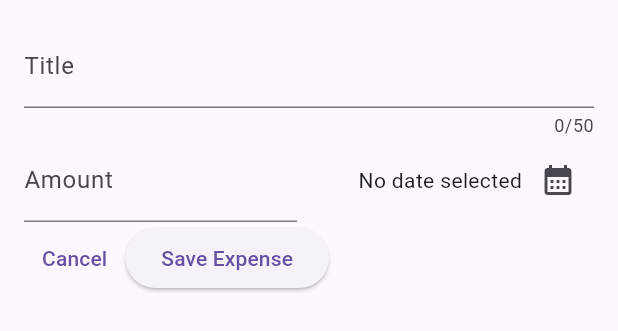
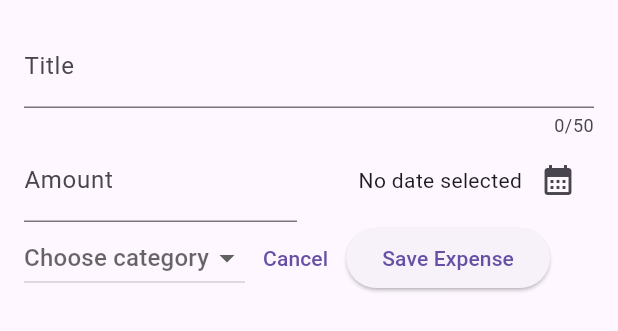
Before and after one commit to denickman/ExpensesTrackApp, a Flutter app: the NewExpense widget shown alone on an empty page, opened directly, on a phone screen of 412 x 824 dp. Shown: the top 331 px of the screen. Run offline on Flutter 3.47's test engine with Material 3 defaults, Android fonts, the phone set to English and light mode, and no system bars.

Commit message:
Add DropdownButton to new_expense.dart

```diff
--- a/lib/widgets/new_expense.dart
+++ b/lib/widgets/new_expense.dart
@@ -26,6 +26,7 @@ class _NewExpenseState extends State<NewExpense> {
   final _titleController = TextEditingController();
   final _amountController = TextEditingController();
   DateTime? _selectedDate;
+  Category? _selectedCategory;
 
   // Methods
   void _presentDatePicker() async {
@@ -115,6 +116,28 @@ class _NewExpenseState extends State<NewExpense> {
 
           Row(
             children: [
+
+              DropdownButton(
+                value: _selectedCategory, // if null we see hint
+                hint: const Text("Choose category"),
+                items: Category.values
+                .map( // map - always retur iterable
+                  (categoryItem) => DropdownMenuItem(
+                    value: categoryItem,
+                  child: Text(
+                    categoryItem.name.toString(),
+                  ),
+                ),
+                ).toList(),
+                onChanged: (value) {
+                      setState(() {
+                        _selectedCategory = value;
+                      });
+                }),
+
+
+
+
               TextButton(
                 onPressed: () {
                   Navigator.pop(context);
```
